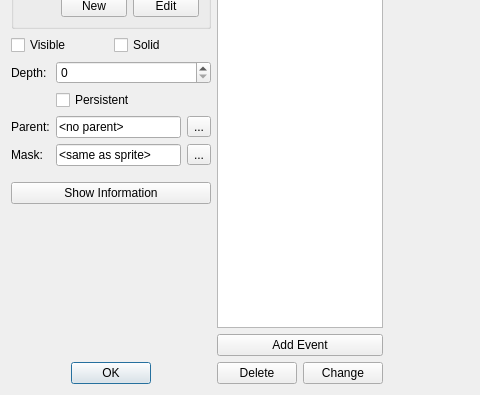
This is src/editor/dialogs/objectpropertiesdialog.ui in 0xFEEDC0DE64/QtGameMaker as Qt 5 draws it before an edit; both pictures show x 0 to 480 and y 101 to 496 of the 894 by 496 pixel window. The edited form follows.
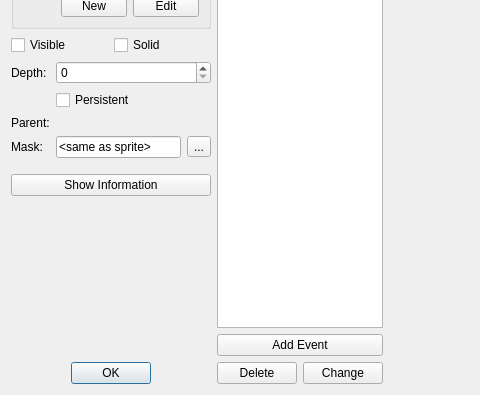
This is the edited form. Icons and pictures are not drawn. Custom widgets are drawn as their Qt base class.

Commit message: Implemented object selection widgets in action dialogs

Diff of the .ui file:
```diff
--- a/src/editor/dialogs/objectpropertiesdialog.ui
+++ b/src/editor/dialogs/objectpropertiesdialog.ui
@@ -209,37 +209,7 @@
         </widget>
        </item>
        <item row="2" column="1">
-        <layout class="QHBoxLayout" name="horizontalLayout_2">
-         <item>
-          <widget class="QLineEditWithMenu" name="lineEditParent">
-           <property name="sizePolicy">
-            <sizepolicy hsizetype="Ignored" vsizetype="Fixed">
-             <horstretch>0</horstretch>
-             <verstretch>0</verstretch>
-            </sizepolicy>
-           </property>
-           <property name="toolTip">
-            <string>The parent from which events and actions are</string>
-           </property>
-           <property name="text">
-            <string>&lt;no parent&gt;</string>
-           </property>
-           <property name="readOnly">
-            <bool>true</bool>
-           </property>
-          </widget>
-         </item>
-         <item>
-          <widget class="QToolButton" name="toolButtonParent">
-           <property name="text">
-            <string>...</string>
-           </property>
-           <property name="popupMode">
-            <enum>QToolButton::InstantPopup</enum>
-           </property>
-          </widget>
-         </item>
-        </layout>
+        <widget class="ObjectParentSelectorWidget" name="widgetParent" native="true"/>
        </item>
        <item row="3" column="1">
         <layout class="QHBoxLayout" name="horizontalLayout_3">
@@ -431,6 +401,12 @@
    <extends>QLineEdit</extends>
    <header>widgets/qlineeditwithmenu.h</header>
   </customwidget>
+  <customwidget>
+   <class>ObjectParentSelectorWidget</class>
+   <extends>QWidget</extends>
+   <header>widgets/objectparentselectorwidget.h</header>
+   <container>1</container>
+  </customwidget>
  </customwidgets>
  <resources>
   <include location="../resources_editor.qrc"/>
```
Left out of the diff: 2 changed lines with no effect on the pictures. The commit also changes 38 other files.
